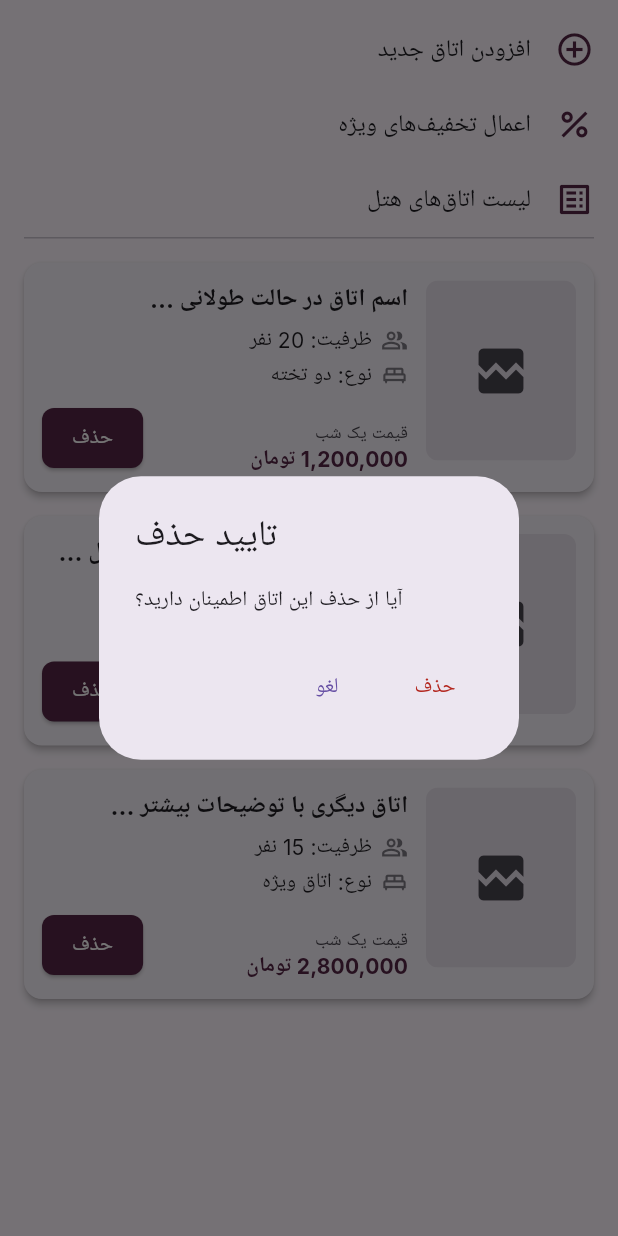
After one commit to SamiraAhmadnezhad/BookIt, a Flutter app: the RoomInfoPage screen opened directly, after a tap on "حذف", on a phone screen of 412 x 824 dp. The commit adds this screen. Run offline on Flutter 3.47's test engine with Material 3 defaults, Android fonts, the phone set to English and light mode, and no system bars; our stand-ins replace google_fonts, image_picker; network calls fail.

Commit message:
adding the room info page initial

```diff
--- a/lib/main.dart
+++ b/lib/main.dart
@@ -2,6 +2,7 @@ import 'package:bookit/pages/authentication_page/authentication_page.dart';
 import 'package:bookit/pages/hotel_detail_page/hotel_detail_page.dart';
 import 'package:bookit/pages/reservation_detail_page/reservation_detail_page.dart';
 import 'package:bookit/pages/hotel_info_pages/hotel_info_page.dart';
+import 'package:bookit/pages/hotel_info_pages/room_info_page.dart';
 import 'package:flutter/material.dart';
 import 'package:google_fonts/google_fonts.dart';
 
@@ -14,7 +15,7 @@ class MyApp extends StatelessWidget {
   Widget build(BuildContext context) {
     return MaterialApp(
       debugShowCheckedModeBanner: false,
-      home: const HotelInfoPage(),
+      home: const RoomInfoPage(),
       theme: ThemeData(
         fontFamily: GoogleFonts.inter().fontFamily,
         textTheme: GoogleFonts.interTextTheme(),
--- /dev/null
+++ b/lib/pages/hotel_info_pages/room_info_page.dart
@@ -0,0 +1,356 @@
+// lib/pages/hotel_info_pages/hotel_info_page.dart
+import 'package:flutter/material.dart';
+import 'dart:async'; // برای Future.delayed
+
+// --- ثابت رنگ اصلی ---
+const Color kManagerPrimaryColor = Color(0xFF542545);
+
+// --- مدل داده برای اتاق ---
+class Room {
+  final String id;
+  final String name;
+  final String imageUrl;
+  final int capacity;
+  final String type;
+  final double pricePerNight;
+
+  Room({
+    required this.id,
+    required this.name,
+    required this.imageUrl,
+    required this.capacity,
+    required this.type,
+    required this.pricePerNight,
+  });
+}
+
+// --- ویجت کارت اتاق ---
+class _RoomCardWidget extends StatelessWidget {
+  final Room room;
+  final VoidCallback onDelete;
+
+  const _RoomCardWidget({
+    required this.room,
+    required this.onDelete,
+  });
+
+  // تابع کمکی برای فرمت قیمت با ویرگول
+  String _formatPrice(double price) {
+    return price.toStringAsFixed(0).replaceAllMapped(
+      RegExp(r'(\d{1,3})(?=(\d{3})+(?!\d))'),
+          (Match m) => '${m[1]},',
+    );
+  }
+
+  @override
+  Widget build(BuildContext context) {
+    final theme = Theme.of(context); // استفاده از تم Material 3
+
+    return Card(
+      margin: const EdgeInsets.symmetric(horizontal: 16, vertical: 8),
+      elevation: 2, // Material 3 از elevation کمتری استفاده می‌کند
+      shape: RoundedRectangleBorder(borderRadius: BorderRadius.circular(12)),
+      child: Padding(
+        padding: const EdgeInsets.all(12.0),
+        child: Row(
+          crossAxisAlignment: CrossAxisAlignment.start,
+          children: [
+            ClipRRect(
+              borderRadius: BorderRadius.circular(8.0),
+              child: Image.network(
+                room.imageUrl,
+                width: 100,
+                height: 120,
+                fit: BoxFit.cover,
+                errorBuilder: (context, error, stackTrace) {
+                  return Container(
+                    width: 100,
+                    height: 120,
+                    color: theme.colorScheme.surfaceVariant, // رنگ مناسب برای placeholder در M3
+                    child: Icon(
+                      Icons.broken_image,
+                      color: theme.colorScheme.onSurfaceVariant,
+                      size: 40,
+                    ),
+                  );
+                },
+              ),
+            ),
+            const SizedBox(width: 12),
+            Expanded(
+              child: Column(
+                crossAxisAlignment: CrossAxisAlignment.start,
+                mainAxisAlignment: MainAxisAlignment.spaceBetween,
+                children: [
+                  Text(
+                    room.name,
+                    style: theme.textTheme.titleMedium?.copyWith(fontWeight: FontWeight.bold),
+                    maxLines: 2,
+                    overflow: TextOverflow.ellipsis,
+                  ),
+                  const SizedBox(height: 6),
+                  _buildInfoRow(Icons.people_alt_outlined, 'ظرفیت: ${room.capacity} نفر', theme),
+                  const SizedBox(height: 3),
+                  _buildInfoRow(Icons.king_bed_outlined, 'نوع: ${room.type}', theme),
+                  const SizedBox(height: 8),
+                  Row(
+                    mainAxisAlignment: MainAxisAlignment.spaceBetween,
+                    crossAxisAlignment: CrossAxisAlignment.end,
+                    children: [
+                      Column(
+                        crossAxisAlignment: CrossAxisAlignment.start,
+                        children: [
+                          Text(
+                            'قیمت یک شب',
+                            style: theme.textTheme.bodySmall?.copyWith(
+                              color: theme.colorScheme.onSurfaceVariant,
+                            ),
+                          ),
+                          Text(
+                            '${_formatPrice(room.pricePerNight)} تومان',
+                            style: theme.textTheme.titleSmall?.copyWith(
+                              fontWeight: FontWeight.bold,
+                              color: kManagerPrimaryColor, // رنگ بنفش برای قیمت
+                            ),
+                          ),
+                        ],
+                      ),
+                      ElevatedButton(
+                        onPressed: onDelete,
+                        style: ElevatedButton.styleFrom(
+                          backgroundColor: kManagerPrimaryColor,
+                          foregroundColor: Colors.white,
+                          padding: const EdgeInsets.symmetric(horizontal: 20, vertical: 8),
+                          textStyle: theme.textTheme.labelLarge?.copyWith(color: Colors.white),
+                          shape: RoundedRectangleBorder(
+                            borderRadius: BorderRadius.circular(8),
+                          ),
+                        ),
+                        child: const Text('حذف'),
+                      ),
+                    ],
+                  ),
+                ],
+              ),
+            ),
+          ],
+        ),
+      ),
+    );
+  }
+
+  Widget _buildInfoRow(IconData icon, String text, ThemeData theme) {
+    return Row(
+      children: [
+        Icon(icon, size: 18, color: theme.colorScheme.onSurfaceVariant.withOpacity(0.7)),
+        const SizedBox(width: 6),
+        Text(text, style: theme.textTheme.bodyMedium),
+      ],
+    );
+  }
+}
+
+
+// --- صفحه اصلی مدیریت اطلاعات هتل/اتاق‌ها ---
+class RoomInfoPage extends StatefulWidget {
+  const RoomInfoPage({Key? key}) : super(key: key);
+
+  @override
+  State<RoomInfoPage> createState() => _RoomInfoPageState();
+}
+
+class _RoomInfoPageState extends State<RoomInfoPage> {
+  List<Room> _rooms = [];
+  bool _isLoading = true;
+
+  @override
+  void initState() {
+    super.initState();
+    _fetchRoomsData();
+  }
+
+  // TODO: تابع برای دریافت اطلاعات اتاق‌ها از سرور
+  Future<void> _fetchRoomsData() async {
+    setState(() { _isLoading = true; });
+    // شبیه‌سازی تاخیر شبکه
+    await Future.delayed(const Duration(seconds: 1));
+
+    // داده‌های نمونه - این بخش باید با فراخوانی API واقعی جایگزین شود
+    // استفاده از picsum.photos برای تنوع تصاویر
+    setState(() {
+      _rooms = [
+        Room(
+          id: '1',
+          name: 'اسم اتاق در حالت طولانی ...',
+          imageUrl: 'https://picsum.photos/seed/r1/200/300',
+          capacity: 20,
+          type: 'دو تخته',
+          pricePerNight: 1200000,
+        ),
+        Room(
+          id: '2',
+          name: 'اسم اتاق در حالت طولانی برای مثال ...',
+          imageUrl: 'https://picsum.photos/seed/r2/200/300',
+          capacity: 5,
+          type: 'سوئیت',
+          pricePerNight: 3200000,
+        ),
+        Room(
+          id: '3',
+          name: 'اتاق دیگری با توضیحات بیشتر ...',
+          imageUrl: 'https://picsum.photos/seed/r3/200/300',
+          capacity: 15,
+          type: 'اتاق ویژه',
+          pricePerNight: 2800000,
+        ),
+      ];
+      _isLoading = false;
+    });
+  }
+
+  // TODO: تابع برای حذف اتاق از سرور
+  Future<void> _deleteRoom(String roomId) async {
+    bool? confirmDelete = await showDialog<bool>(
+      context: context,
+      builder: (BuildContext context) {
+        return AlertDialog(
+          title: const Text('تایید حذف'),
+          content: const Text('آیا از حذف این اتاق اطمینان دارید؟'),
+          actions: <Widget>[
+            TextButton(
+              child: const Text('لغو'),
+              onPressed: () => Navigator.of(context).pop(false),
+            ),
+            TextButton(
+              style: TextButton.styleFrom(foregroundColor: Theme.of(context).colorScheme.error),
+              child: const Text('حذف'),
+              onPressed: () => Navigator.of(context).pop(true),
+            ),
+          ],
+        );
+      },
+    );
+
+    if (confirmDelete == true) {
+      // اینجا باید API حذف اتاق از سرور کال شود
+      // مثال: await ApiService.deleteRoom(roomId);
+      debugPrint('TODO: Call API to delete room $roomId');
+
+      setState(() {
+        _rooms.removeWhere((room) => room.id == roomId);
+      });
+      if (mounted) {
+        ScaffoldMessenger.of(context).showSnackBar(
+          const SnackBar(content: Text('اتاق با موفقیت حذف شد'), behavior: SnackBarBehavior.floating),
+        );
+      }
+    }
+  }
+
+  // TODO: تابع برای ناوبری به صفحه افزودن اتاق جدید
+  void _navigateToAddRoomPage() {
+    debugPrint('TODO: Navigate to Add New Room Page');
+    // Navigator.push(context, MaterialPageRoute(builder: (context) => AddRoomPage()));
+    ScaffoldMessenger.of(context).showSnackBar(
+      const SnackBar(content: Text('به صفحه افزودن اتاق جدید هدایت می‌شوید...'), behavior: SnackBarBehavior.floating),
+    );
+  }
+
+  // TODO: تابع برای ناوبری به صفحه اعمال تخفیف‌های ویژه
+  void _navigateToDiscountsPage() {
+    debugPrint('TODO: Navigate to Special Discounts Page');
+    ScaffoldMessenger.of(context).showSnackBar(
+      const SnackBar(content: Text('به صفحه تخفیف‌های ویژه هدایت می‌شوید...'), behavior: SnackBarBehavior.floating),
+    );
+  }
+
+  // TODO: تابع برای نمایش لیست کامل اتاق‌های هتل (اگر این صفحه خودش نیست)
+  void _navigateToHotelRoomsList() {
+    debugPrint('TODO: Navigate to Hotel Rooms List Page or refresh');
+    ScaffoldMessenger.of(context).showSnackBar(
+      const SnackBar(content: Text('لیست اتاق‌های هتل نمایش داده می‌شود...'), behavior: SnackBarBehavior.floating),
+    );
+  }
+
+  Widget _buildActionItem(IconData icon, String label, VoidCallback onPressed, ThemeData theme) {
+    return InkWell(
+      onTap: onPressed,
+      borderRadius: BorderRadius.circular(8),
+      child: Padding(
+        padding: const EdgeInsets.symmetric(vertical: 12.0, horizontal: 16.0),
+        child: Row(
+          children: [
+            Icon(icon, color: kManagerPrimaryColor, size: 26),
+            const SizedBox(width: 16),
+            Text(label, style: theme.textTheme.titleMedium?.copyWith(fontWeight: FontWeight.w500)),
+          ],
+        ),
+      ),
+    );
+  }
+
+  @override
+  Widget build(BuildContext context) {
+    final theme = Theme.of(context);
+
+    return Directionality(
+      textDirection: TextDirection.rtl,
+      child: Scaffold(
+        // AppBar در تصویر شما نبود، اما اگر نیاز داشتید، می‌توانید اضافه کنید:
+        // appBar: AppBar(
+        //   title: Text('مدیریت اتاق‌ها', style: theme.textTheme.titleLarge?.copyWith(color: theme.colorScheme.onPrimary)),
+        //   backgroundColor: theme.colorScheme.primary,
+        //   elevation: 2,
+        // ),
+        backgroundColor: theme.colorScheme.background, // استفاده از رنگ پس‌زمینه تم
+        body: SafeArea(
+          child: Column(
+            children: [
+              // بخش بالایی با گزینه‌ها
+              Container(
+                color: theme.cardColor, // یا theme.colorScheme.surface برای تطابق با M3
+                padding: const EdgeInsets.only(top:8.0, bottom:0),
+                child: Column(
+                  children: [
+                    _buildActionItem(Icons.add_circle_outline, 'افزودن اتاق جدید', _navigateToAddRoomPage, theme),
+                    _buildActionItem(Icons.percent_outlined, 'اعمال تخفیف‌های ویژه', _navigateToDiscountsPage, theme),
+                    _buildActionItem(Icons.list_alt_outlined, 'لیست اتاق‌های هتل', _navigateToHotelRoomsList, theme),
+                  ],
+                ),
+              ),
+              const Divider(height: 1, indent: 16, endIndent: 16),
+              Expanded(
+                child: _isLoading
+                    ? const Center(child: CircularProgressIndicator())
+                    : _rooms.isEmpty
+                    ? Center(
+                    child: Text(
+                      'هیچ اتاقی برای نمایش وجود ندارد.',
+                      style: theme.textTheme.titleMedium,
+                    ))
+                    : ListView.builder(
+                  padding: const EdgeInsets.only(top: 8, bottom: 16), // فاصله برای اسکرول
+                  itemCount: _rooms.length,
+                  itemBuilder: (context, index) {
+                    final room = _rooms[index];
+                    return _RoomCardWidget(
+                      room: room,
+                      onDelete: () => _deleteRoom(room.id),
+                    );
+                  },
+                ),
+              ),
+            ],
+          ),
+        ),
+        // اگر bottomNavigationBar هم دارید، اینجا اضافه کنید
+        // bottomNavigationBar: BottomNavigationBar(
+        //   items: const [
+        //      BottomNavigationBarItem(icon: Icon(Icons.list_alt), label: 'اتاق‌ها'),
+        //      BottomNavigationBarItem(icon: Icon(Icons.settings), label: 'تنظیمات'),
+        //   ],
+        // ),
+      ),
+    );
+  }
+}
```
Also changed, not shown: 5 other files.
